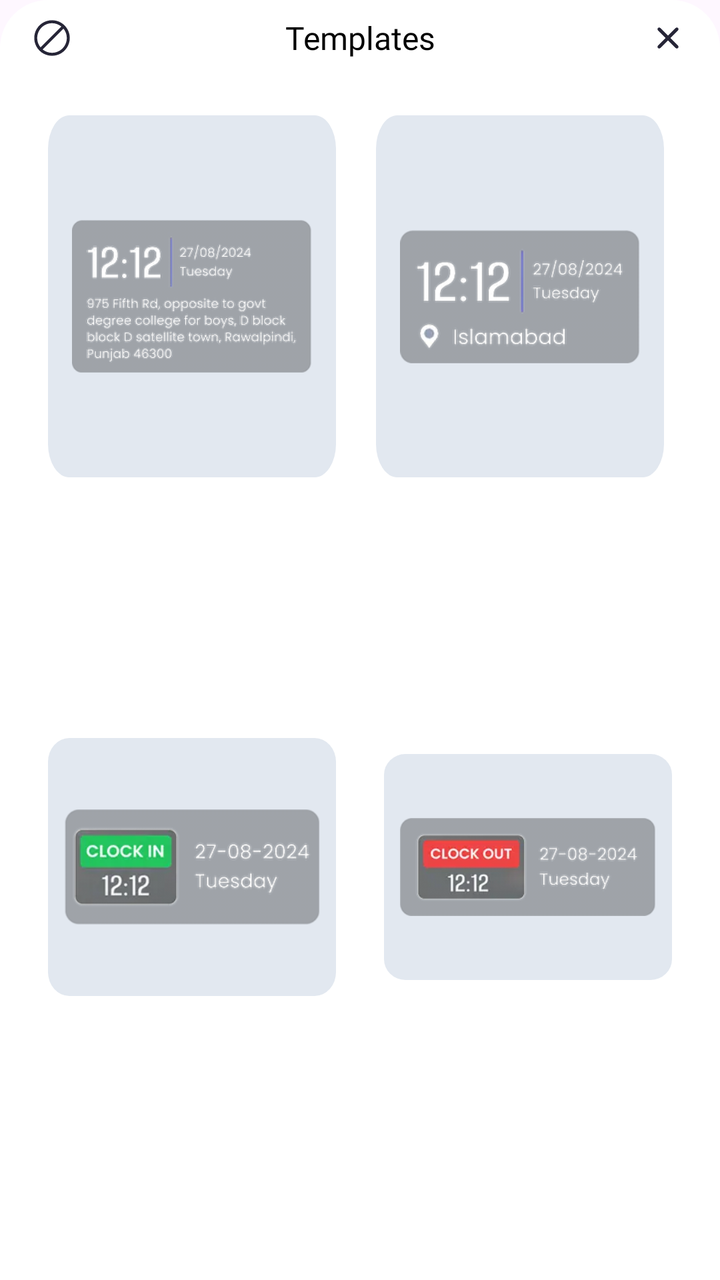
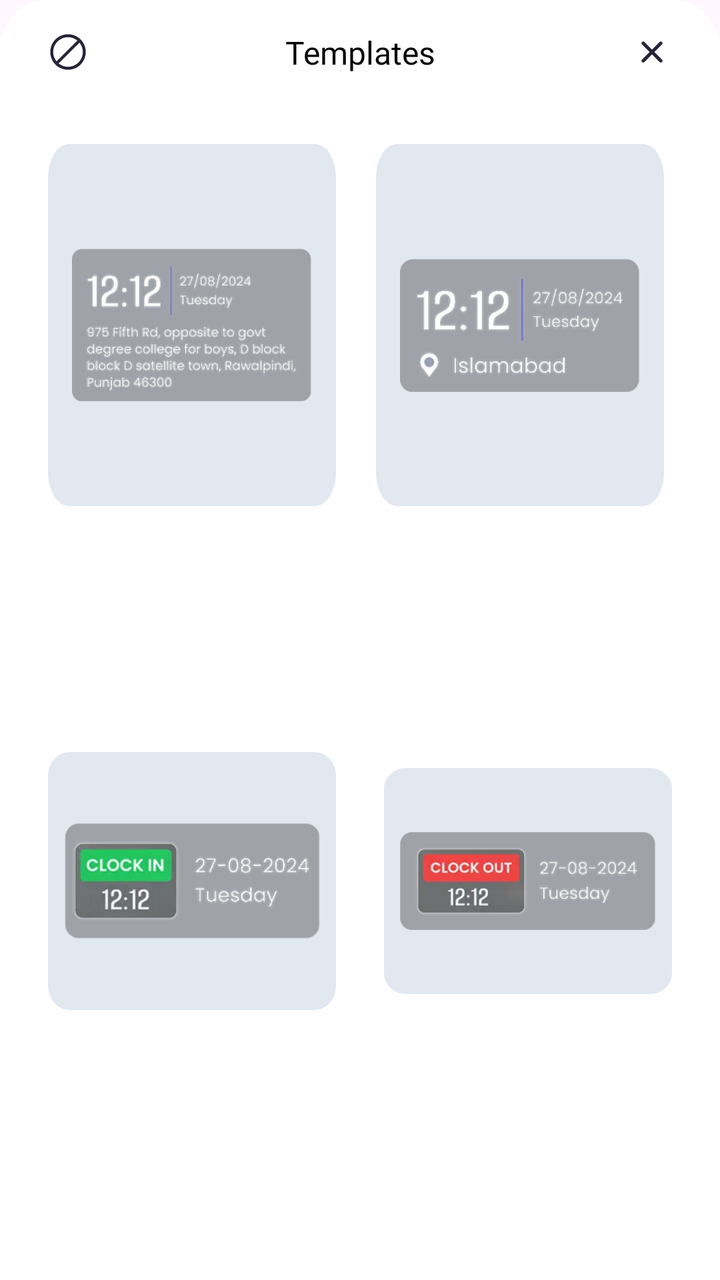

Before-and-after screenshots of an Android layout around one commit, followed by the original layout XML and the change that was made.
<!-- AndroidManifest.xml: application theme Theme.GPSMapCamera -->
<!-- res/layout/fragment_templates.xml -->
<?xml version="1.0" encoding="utf-8"?>
<androidx.constraintlayout.widget.ConstraintLayout xmlns:android="http://schemas.android.com/apk/res/android"
    android:layout_width="match_parent"
    android:layout_height="wrap_content"
    xmlns:app="http://schemas.android.com/apk/res-auto"
    android:background="@drawable/bottom_sheet_background"
    android:paddingBottom="24dp">


    <androidx.constraintlayout.widget.ConstraintLayout
        android:id="@+id/topbar"
        android:layout_width="match_parent"
        android:layout_height="wrap_content"
        android:paddingVertical="8dp"
        app:layout_constraintTop_toTopOf="parent"
        app:layout_constraintStart_toStartOf="parent"
        app:layout_constraintEnd_toEndOf="parent">

        <TextView
            android:id="@+id/template_text"
            android:layout_width="wrap_content"
            android:layout_height="wrap_content"
            android:text="Templates"
            android:textColor="@color/black"
            android:textSize="16sp"
            android:fontFamily="@font/poppins_semibold"
            app:layout_constraintTop_toTopOf="parent"
            app:layout_constraintBottom_toBottomOf="parent"
            app:layout_constraintStart_toStartOf="parent"
            app:layout_constraintEnd_toEndOf="parent"/>

        <TextView
            android:id="@+id/no_icon"
            android:layout_width="wrap_content"
            android:layout_height="wrap_content"
            android:background="@drawable/ban"
            android:layout_marginStart="16dp"
            app:layout_constraintTop_toTopOf="parent"
            app:layout_constraintStart_toStartOf="parent"
            app:layout_constraintBottom_toBottomOf="parent"/>

        <TextView
            android:id="@+id/smallclose"
            android:layout_width="wrap_content"
            android:layout_height="wrap_content"
            android:background="@drawable/cross"
            android:layout_marginEnd="16dp"
            app:layout_constraintTop_toTopOf="parent"
            app:layout_constraintEnd_toEndOf="parent"
            app:layout_constraintBottom_toBottomOf="parent"/>

    </androidx.constraintlayout.widget.ConstraintLayout>

    <androidx.constraintlayout.widget.ConstraintLayout
        android:id="@+id/first_portion"
        android:layout_width="match_parent"
        android:layout_height="wrap_content"
        android:layout_marginTop="20dp"
        android:layout_marginHorizontal="16dp"
        app:layout_constraintTop_toBottomOf="@id/topbar"
        app:layout_constraintStart_toStartOf="parent"
        app:layout_constraintEnd_toEndOf="parent">

        <androidx.constraintlayout.widget.ConstraintLayout
            android:id="@+id/template1"
            android:layout_width="0dp"
            android:layout_height="wrap_content"
            android:background="@drawable/unselected_template"
            android:layout_marginHorizontal="8dp"
            app:layout_constraintTop_toTopOf="parent"
            app:layout_constraintStart_toStartOf="parent"
            app:layout_constraintEnd_toStartOf="@id/template2">

            <ImageView
                android:id="@+id/template1_image"
                android:layout_width="wrap_content"
                android:layout_height="wrap_content"
                android:layout_marginHorizontal="12dp"
                android:paddingHorizontal="12dp"
                android:src="@drawable/template_1"
                app:layout_constraintBottom_toBottomOf="parent"
                app:layout_constraintEnd_toEndOf="parent"
                app:layout_constraintStart_toStartOf="parent"
                app:layout_constraintTop_toTopOf="parent" />

            <ImageView
                android:id="@+id/template1_tick"
                android:layout_width="wrap_content"
                android:layout_height="wrap_content"
                android:src="@drawable/tick_circle"
                android:layout_margin="8dp"
                android:visibility="gone"
                app:layout_constraintTop_toTopOf="parent"
                app:layout_constraintEnd_toEndOf="parent"
                app:layout_constraintBottom_toBottomOf="parent"
                app:layout_constraintStart_toStartOf="parent"/>

            <ImageView
                android:id="@+id/template1_edit"
                android:layout_width="wrap_content"
                android:layout_height="wrap_content"
                android:src="@drawable/edit_template"
                android:layout_margin="8dp"
                android:visibility="gone"
                android:layout_marginBottom="6dp"
                app:layout_constraintBottom_toBottomOf="parent"
                app:layout_constraintStart_toStartOf="parent"
                app:layout_constraintEnd_toEndOf="parent"/>

          </androidx.constraintlayout.widget.ConstraintLayout>

        <androidx.constraintlayout.widget.ConstraintLayout
            android:id="@+id/template2"
            android:layout_width="0dp"
            android:layout_height="0dp"
            android:background="@drawable/unselected_template"
            android:layout_marginHorizontal="12dp"
            app:layout_constraintEnd_toEndOf="parent"
            app:layout_constraintTop_toTopOf="@id/template1"
            app:layout_constraintBottom_toBottomOf="@id/template1"
            app:layout_constraintStart_toEndOf="@id/template1">

            <ImageView
                android:id="@+id/template2_image"
                android:layout_width="wrap_content"
                android:layout_height="wrap_content"
                android:src="@drawable/template_2"
                android:paddingHorizontal="12dp"
                app:layout_constraintStart_toStartOf="parent"
                app:layout_constraintEnd_toEndOf="parent"
                app:layout_constraintTop_toTopOf="parent"
                app:layout_constraintBottom_toBottomOf="parent"/>

            <ImageView
                android:id="@+id/template2_tick"
                android:layout_width="wrap_content"
                android:layout_height="wrap_content"
                android:src="@drawable/tick_circle"
                android:layout_margin="8dp"
                android:visibility="gone"
                app:layout_constraintTop_toTopOf="parent"
                app:layout_constraintBottom_toBottomOf="parent"
                app:layout_constraintStart_toStartOf="parent"
                app:layout_constraintEnd_toEndOf="parent"/>

            <ImageView
                android:id="@+id/template2_edit"
                android:layout_width="wrap_content"
                android:layout_height="wrap_content"
                android:src="@drawable/edit_template"
                android:layout_margin="8dp"
                android:layout_marginBottom="6dp"
                android:visibility="gone"
                app:layout_constraintStart_toStartOf="parent"
                app:layout_constraintBottom_toBottomOf="parent"
                app:layout_constraintEnd_toEndOf="parent"/>

        </androidx.constraintlayout.widget.ConstraintLayout>


    </androidx.constraintlayout.widget.ConstraintLayout>

    <androidx.constraintlayout.widget.ConstraintLayout
        android:id="@+id/second_portion"
        android:layout_width="match_parent"
        android:layout_height="wrap_content"
        android:layout_marginTop="12dp"
        android:layout_marginHorizontal="12dp"
        app:layout_constraintStart_toStartOf="parent"
        app:layout_constraintBottom_toBottomOf="parent"
        app:layout_constraintEnd_toEndOf="parent"
        app:layout_constraintTop_toBottomOf="@id/first_portion">

        <androidx.constraintlayout.widget.ConstraintLayout
            android:id="@+id/template3"
            android:layout_width="0dp"
            android:layout_height="wrap_content"
            android:background="@drawable/unselected_template"
            android:layout_marginHorizontal="12dp"
            app:layout_constraintTop_toTopOf="parent"
            app:layout_constraintStart_toStartOf="parent"
            app:layout_constraintEnd_toStartOf="@id/template4">

            <ImageView
                android:id="@+id/template3_image"
                android:layout_width="wrap_content"
                android:layout_height="wrap_content"
                android:src="@drawable/template_3"
                android:paddingHorizontal="8dp"
                app:layout_constraintTop_toTopOf="parent"
                app:layout_constraintEnd_toEndOf="parent"
                app:layout_constraintStart_toStartOf="parent"
                app:layout_constraintBottom_toBottomOf="parent"/>

            <ImageView
                android:id="@+id/template3_tick"
                android:layout_width="wrap_content"
                android:layout_height="wrap_content"
                android:src="@drawable/tick_circle"
                android:layout_margin="8dp"
                android:visibility="gone"
                app:layout_constraintTop_toTopOf="parent"
                app:layout_constraintBottom_toBottomOf="parent"
                app:layout_constraintStart_toStartOf="parent"
                app:layout_constraintEnd_toEndOf="parent"/>

            <ImageView
                android:id="@+id/template3_edit"
                android:layout_width="wrap_content"
                android:layout_height="wrap_content"
                android:src="@drawable/edit_template"
                android:layout_marginBottom="6dp"
                android:layout_margin="8dp"
                android:visibility="gone"
                app:layout_constraintStart_toStartOf="parent"
                app:layout_constraintBottom_toBottomOf="parent"
                app:layout_constraintEnd_toEndOf="parent"/>


        </androidx.constraintlayout.widget.ConstraintLayout>

        <androidx.constraintlayout.widget.ConstraintLayout
            android:id="@+id/template4"
            android:layout_width="0dp"
            android:layout_height="wrap_content"
            android:background="@drawable/unselected_template"
            android:layout_marginHorizontal="12dp"
            app:layout_constraintEnd_toEndOf="parent"
            app:layout_constraintStart_toEndOf="@id/template3"
            app:layout_constraintTop_toTopOf="parent"
            app:layout_constraintBottom_toBottomOf="parent">

            <ImageView
                android:id="@+id/template4_image"
                android:layout_width="wrap_content"
                android:layout_height="wrap_content"
                android:src="@drawable/template_4"
                android:paddingHorizontal="8dp"
                app:layout_constraintTop_toTopOf="parent"
                app:layout_constraintBottom_toBottomOf="parent"
                app:layout_constraintStart_toStartOf="parent"
                app:layout_constraintEnd_toEndOf="parent"/>

            <ImageView
                android:id="@+id/template4_tick"
                android:layout_width="wrap_content"
                android:layout_height="wrap_content"
                android:src="@drawable/tick_circle"
                android:layout_margin="8dp"
                android:visibility="gone"
                app:layout_constraintBottom_toBottomOf="parent"
                app:layout_constraintStart_toStartOf="parent"
                app:layout_constraintTop_toTopOf="parent"
                app:layout_constraintEnd_toEndOf="parent"/>

            <ImageView
                android:id="@+id/template4_edit"
                android:layout_width="wrap_content"
                android:layout_height="wrap_content"
                android:src="@drawable/edit_template"
                android:layout_margin="8dp"
                android:layout_marginBottom="6dp"
                android:visibility="gone"
                app:layout_constraintStart_toStartOf="parent"
                app:layout_constraintBottom_toBottomOf="parent"
                app:layout_constraintEnd_toEndOf="parent"/>

        </androidx.constraintlayout.widget.ConstraintLayout>


    </androidx.constraintlayout.widget.ConstraintLayout>


</androidx.constraintlayout.widget.ConstraintLayout>
<!-- resources referenced by this layout -->
<resources>
  <color name="black">#FF000000</color>
  <!-- drawable ban (drawable) -->
  <vector xmlns:android="http://schemas.android.com/apk/res/android"
      android:width="20dp"
      android:height="20dp"
      android:viewportWidth="20"
      android:viewportHeight="20">
    <path
        android:pathData="M10.001,1.116C8.244,1.116 6.526,1.637 5.065,2.613C3.604,3.59 2.466,4.977 1.793,6.6C1.121,8.224 0.945,10.01 1.288,11.733C1.631,13.456 2.477,15.039 3.719,16.282C4.962,17.524 6.545,18.37 8.268,18.713C9.991,19.056 11.777,18.88 13.401,18.208C15.024,17.535 16.411,16.396 17.388,14.936C18.364,13.475 18.885,11.757 18.885,10C18.882,7.645 17.945,5.387 16.28,3.721C14.615,2.056 12.356,1.119 10.001,1.116ZM10.001,2.597C11.708,2.595 13.363,3.187 14.683,4.271L4.272,14.682C3.384,13.598 2.823,12.284 2.652,10.893C2.482,9.502 2.71,8.092 3.31,6.826C3.911,5.559 4.858,4.49 6.043,3.741C7.227,2.992 8.6,2.596 10.001,2.597ZM10.001,17.403C8.293,17.404 6.639,16.813 5.319,15.729L15.729,5.318C16.618,6.402 17.179,7.716 17.35,9.107C17.52,10.498 17.292,11.908 16.691,13.174C16.091,14.441 15.144,15.51 13.959,16.259C12.775,17.007 11.402,17.404 10.001,17.403Z"
        android:fillColor="#262537"/>
  </vector>
  <!-- drawable bottom_sheet_background (drawable) -->
  <?xml version="1.0" encoding="utf-8"?>
  <shape xmlns:android="http://schemas.android.com/apk/res/android"
      android:shape="rectangle">
      <solid android:color="@color/white" />
  
      <corners
          android:topLeftRadius="24dp"
          android:topRightRadius="24dp"
          android:bottomLeftRadius="0dp"
          android:bottomRightRadius="0dp" />
  </shape>
  <!-- drawable cross (drawable-small) -->
  <vector xmlns:android="http://schemas.android.com/apk/res/android"
      android:width="20dp"
      android:height="20dp"
      android:viewportWidth="20"
      android:viewportHeight="20">
    <path
        android:pathData="M15,5C14.844,4.844 14.632,4.756 14.411,4.756C14.19,4.756 13.978,4.844 13.821,5L10,8.822L6.178,5C6.022,4.844 5.81,4.756 5.589,4.756C5.368,4.756 5.156,4.844 5,5C4.844,5.156 4.756,5.368 4.756,5.589C4.756,5.81 4.844,6.022 5,6.178L8.822,10L5,13.822C4.844,13.978 4.756,14.19 4.756,14.411C4.756,14.632 4.844,14.844 5,15C5.156,15.156 5.368,15.244 5.589,15.244C5.81,15.244 6.022,15.156 6.178,15L10,11.178L13.821,15C13.978,15.156 14.19,15.244 14.411,15.244C14.632,15.244 14.844,15.156 15,15C15.156,14.844 15.244,14.632 15.244,14.411C15.244,14.19 15.156,13.978 15,13.822L11.178,10L15,6.178C15.156,6.022 15.244,5.81 15.244,5.589C15.244,5.368 15.156,5.156 15,5Z"
        android:fillColor="#262537"/>
  </vector>
  <!-- drawable template_4: webp bitmap (drawable, 8026 bytes) -->
  <!-- drawable tick_circle (drawable) -->
  <vector xmlns:android="http://schemas.android.com/apk/res/android"
      android:width="24dp"
      android:height="24dp"
      android:viewportWidth="24"
      android:viewportHeight="24">
    <path
        android:pathData="M12,2C6.49,2 2,6.49 2,12C2,17.51 6.49,22 12,22C17.51,22 22,17.51 22,12C22,6.49 17.51,2 12,2ZM16.78,9.7L11.11,15.37C10.97,15.51 10.78,15.59 10.58,15.59C10.38,15.59 10.19,15.51 10.05,15.37L7.22,12.54C6.93,12.25 6.93,11.77 7.22,11.48C7.51,11.19 7.99,11.19 8.28,11.48L10.58,13.78L15.72,8.64C16.01,8.35 16.49,8.35 16.78,8.64C17.07,8.93 17.07,9.4 16.78,9.7Z"
        android:fillColor="#6366F1"/>
  </vector>
  <!-- drawable unselected_template (drawable) -->
  <vector xmlns:android="http://schemas.android.com/apk/res/android"
      android:width="162dp"
      android:height="130dp"
      android:viewportWidth="162"
      android:viewportHeight="130">
    <path
        android:pathData="M12,0L150,0A12,12 0,0 1,162 12L162,118A12,12 0,0 1,150 130L12,130A12,12 0,0 1,0 118L0,12A12,12 0,0 1,12 0z"
        android:fillColor="#E2E8F0"/>
  </vector>
  <style name="Theme.GPSMapCamera" parent="Base.Theme.GPSMapCamera" />
  <color name="white">#FFFFFFFF</color>
  <style name="Base.Theme.GPSMapCamera" parent="Theme.Material3.DayNight.NoActionBar">
          
          
      </style>
  <!-- unchanged entries left out for length: 4 -->
</resources>

<!-- the commit's change to res/layout/fragment_templates.xml (unified diff, before → after) -->
@@ -20,7 +20,7 @@
             android:id="@+id/template_text"
             android:layout_width="wrap_content"
             android:layout_height="wrap_content"
-            android:text="Templates"
+            android:text="@string/templates"
             android:textColor="@color/black"
             android:textSize="16sp"
             android:fontFamily="@font/poppins_semibold"
@@ -29,22 +29,26 @@
             app:layout_constraintStart_toStartOf="parent"
             app:layout_constraintEnd_toEndOf="parent"/>
 
-        <TextView
+        <ImageView
             android:id="@+id/no_icon"
             android:layout_width="wrap_content"
             android:layout_height="wrap_content"
-            android:background="@drawable/ban"
+            android:src="@drawable/ban"
+            android:padding="8dp"
             android:layout_marginStart="16dp"
+            android:contentDescription="@string/todo"
             app:layout_constraintTop_toTopOf="parent"
             app:layout_constraintStart_toStartOf="parent"
             app:layout_constraintBottom_toBottomOf="parent"/>
 
-        <TextView
+        <ImageView
             android:id="@+id/smallclose"
             android:layout_width="wrap_content"
             android:layout_height="wrap_content"
-            android:background="@drawable/cross"
+            android:src="@drawable/cross"
             android:layout_marginEnd="16dp"
+            android:padding="8dp"
+            android:contentDescription="@string/todo"
             app:layout_constraintTop_toTopOf="parent"
             app:layout_constraintEnd_toEndOf="parent"
             app:layout_constraintBottom_toBottomOf="parent"/>
@@ -76,6 +80,7 @@
                 android:layout_width="wrap_content"
                 android:layout_height="wrap_content"
                 android:layout_marginHorizontal="12dp"
+                android:contentDescription="@string/todo"
                 android:paddingHorizontal="12dp"
                 android:src="@drawable/template_1"
                 app:layout_constraintBottom_toBottomOf="parent"
@@ -90,6 +95,7 @@
                 android:src="@drawable/tick_circle"
                 android:layout_margin="8dp"
                 android:visibility="gone"
+                android:contentDescription="@string/todo"
                 app:layout_constraintTop_toTopOf="parent"
                 app:layout_constraintEnd_toEndOf="parent"
                 app:layout_constraintBottom_toBottomOf="parent"
@@ -103,6 +109,7 @@
                 android:layout_margin="8dp"
                 android:visibility="gone"
                 android:layout_marginBottom="6dp"
+                android:contentDescription="@string/todo"
                 app:layout_constraintBottom_toBottomOf="parent"
                 app:layout_constraintStart_toStartOf="parent"
                 app:layout_constraintEnd_toEndOf="parent"/>
@@ -126,6 +133,7 @@
                 android:layout_height="wrap_content"
                 android:src="@drawable/template_2"
                 android:paddingHorizontal="12dp"
+                android:contentDescription="@string/todo"
                 app:layout_constraintStart_toStartOf="parent"
                 app:layout_constraintEnd_toEndOf="parent"
                 app:layout_constraintTop_toTopOf="parent"
@@ -135,6 +143,7 @@
                 android:id="@+id/template2_tick"
                 android:layout_width="wrap_content"
                 android:layout_height="wrap_content"
+                android:contentDescription="@string/todo"
                 android:src="@drawable/tick_circle"
                 android:layout_margin="8dp"
                 android:visibility="gone"
@@ -147,6 +156,7 @@
                 android:id="@+id/template2_edit"
                 android:layout_width="wrap_content"
                 android:layout_height="wrap_content"
+                android:contentDescription="@string/todo"
                 android:src="@drawable/edit_template"
                 android:layout_margin="8dp"
                 android:layout_marginBottom="6dp"
@@ -187,6 +197,7 @@
                 android:layout_height="wrap_content"
                 android:src="@drawable/template_3"
                 android:paddingHorizontal="8dp"
+                android:contentDescription="@string/todo"
                 app:layout_constraintTop_toTopOf="parent"
                 app:layout_constraintEnd_toEndOf="parent"
                 app:layout_constraintStart_toStartOf="parent"
@@ -199,6 +210,7 @@
                 android:src="@drawable/tick_circle"
                 android:layout_margin="8dp"
                 android:visibility="gone"
+                android:contentDescription="@string/todo"
                 app:layout_constraintTop_toTopOf="parent"
                 app:layout_constraintBottom_toBottomOf="parent"
                 app:layout_constraintStart_toStartOf="parent"
@@ -212,6 +224,7 @@
                 android:layout_marginBottom="6dp"
                 android:layout_margin="8dp"
                 android:visibility="gone"
+                android:contentDescription="@string/todo"
                 app:layout_constraintStart_toStartOf="parent"
                 app:layout_constraintBottom_toBottomOf="parent"
                 app:layout_constraintEnd_toEndOf="parent"/>
@@ -236,6 +249,7 @@
                 android:layout_height="wrap_content"
                 android:src="@drawable/template_4"
                 android:paddingHorizontal="8dp"
+                android:contentDescription="@string/todo"
                 app:layout_constraintTop_toTopOf="parent"
                 app:layout_constraintBottom_toBottomOf="parent"
                 app:layout_constraintStart_toStartOf="parent"
@@ -248,6 +262,7 @@
                 android:src="@drawable/tick_circle"
                 android:layout_margin="8dp"
                 android:visibility="gone"
+                android:contentDescription="@string/todo"
                 app:layout_constraintBottom_toBottomOf="parent"
                 app:layout_constraintStart_toStartOf="parent"
                 app:layout_constraintTop_toTopOf="parent"
@@ -261,6 +276,7 @@
                 android:layout_margin="8dp"
                 android:layout_marginBottom="6dp"
                 android:visibility="gone"
+                android:contentDescription="@string/todo"
                 app:layout_constraintStart_toStartOf="parent"
                 app:layout_constraintBottom_toBottomOf="parent"
                 app:layout_constraintEnd_toEndOf="parent"/>
<!-- resource entries referenced after the edit -->
@@ -54,6 +54,8 @@
         android:pathData="M12,0L150,0A12,12 0,0 1,162 12L162,118A12,12 0,0 1,150 130L12,130A12,12 0,0 1,0 118L0,12A12,12 0,0 1,12 0z"
         android:fillColor="#E2E8F0"/>
   </vector>
+  <string name="templates">Templates</string>
+  <string name="todo">TODO</string>
   <style name="Theme.GPSMapCamera" parent="Base.Theme.GPSMapCamera" />
   <color name="white">#FFFFFFFF</color>
   <style name="Base.Theme.GPSMapCamera" parent="Theme.Material3.DayNight.NoActionBar">
